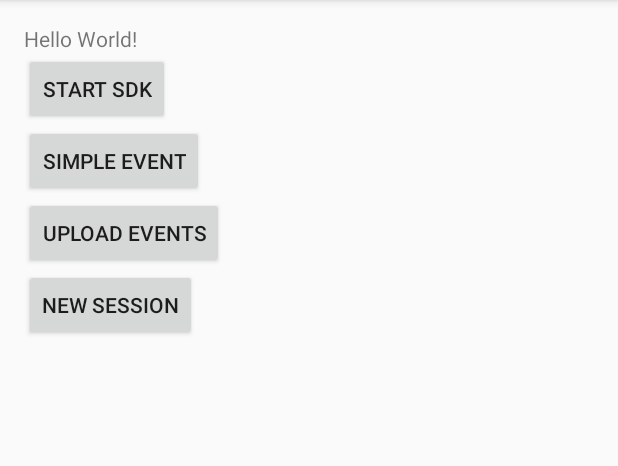
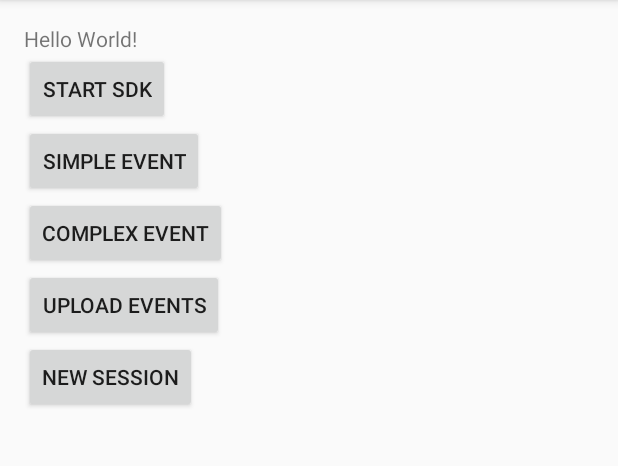
Before and after one commit to StevenStip/AndroidSDKintegration, an Android app: the screen it shows after launch (MainActivity), on a phone screen of 412 x 824 dp, the part 84-550 px from its top. Run offline under Robolectric (Android 15) with nearby library versions, the phone set to English and light mode, and no system bars; libraries missing offline, so code that uses them is left out: com.deltadna.android; 1 statement that could not run was skipped.

Commit message:
switched to dev distribution

```diff
--- a/app/build.gradle
+++ b/app/build.gradle
@@ -23,5 +23,5 @@ dependencies {
     compile fileTree(dir: 'libs', include: ['*.jar'])
     testCompile 'junit:junit:4.12'
     compile 'com.android.support:appcompat-v7:23.2.0'
-    compile 'com.deltadna.android:deltadna-sdk:4.0.0'
+    compile 'com.deltadna.android:deltadna-sdk:4.0.2-SNAPSHOT'
 }
--- a/app/src/main/java/com/example/steven/androidsdkintegration/deltaDnaApp.java
+++ b/app/src/main/java/com/example/steven/androidsdkintegration/deltaDnaApp.java
@@ -12,7 +12,8 @@ public class deltaDnaApp extends Application {
     public void onCreate(){
         super.onCreate();
         DDNA.initialise(new DDNA.Configuration(this, "22079697190426055695055037414340",
-                "http://collect4792jmprb.deltadna.net/collect/api",
+                "http://192.168.30.44:8080/collect/api",
+                //"http://collect4792jmprb.deltadna.net/collect/api",
                 "http://engage4792jmprb.deltadna.net"));
     }
 }
--- a/app/src/main/res/layout/activity_main.xml
+++ b/app/src/main/res/layout/activity_main.xml
@@ -29,6 +29,12 @@
         android:text="Simple Event"/>
 
     <Button
+        android:id="@+id/complexEvent"
+        android:layout_width="wrap_content"
+        android:layout_height="wrap_content"
+        android:text="Complex event"/>
+
+    <Button
         android:id="@+id/uploadEvents"
         android:layout_width="wrap_content"
         android:layout_height="wrap_content"
@@ -40,5 +46,4 @@
         android:layout_height="wrap_content"
         android:text="new Session"/>
 
-
 </LinearLayout>
--- a/build.gradle
+++ b/build.gradle
@@ -15,7 +15,8 @@ buildscript {
 allprojects {
     repositories {
         jcenter()
-        maven { url 'http://deltadna.bintray.com/android' }
+        //maven { url 'http://deltadna.bintray.com/android' }
+        maven { url 'http://edinlin01:8082/artifactory/libs-snapshot-local' }
     }
 }
 
```
Also changed, not shown: app/src/main/java/com/example/steven/androidsdkintegration/MainActivity.java (+23 -5 lines).
